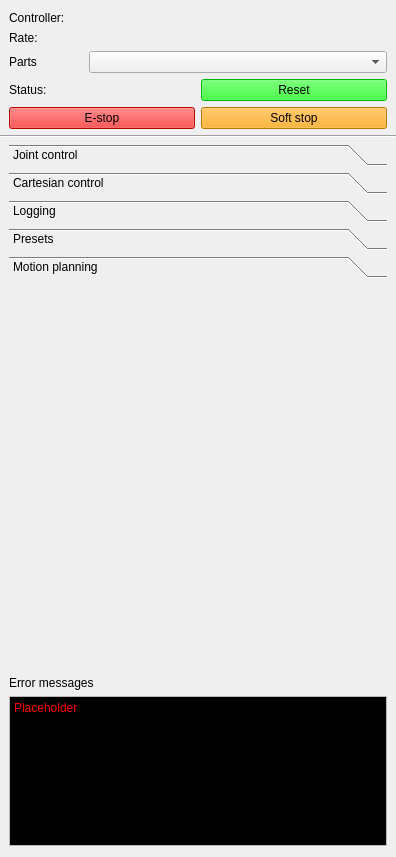
First picture: the form in Python/klampt/data/klampt_control.ui, repository krishauser/Klampt, before the edit.
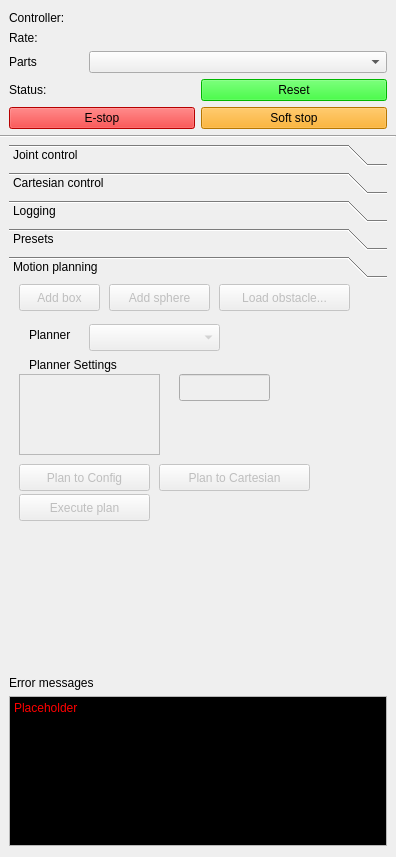
Second picture: the form after the edit. The open tabs and pages were chosen to show the change. Icons and pictures are not drawn.

Commit message: Fixed bug with uninitialized emulator -- now raises ValueErorr rather than silently returning list of None

```diff
--- a/Python/klampt/data/klampt_control.ui
+++ b/Python/klampt/data/klampt_control.ui
@@ -936,6 +936,170 @@
         <attribute name="label">
          <string>Motion planning</string>
         </attribute>
+        <widget class="QPushButton" name="addBoxButton">
+         <property name="enabled">
+          <bool>false</bool>
+         </property>
+         <property name="geometry">
+          <rect>
+           <x>10</x>
+           <y>0</y>
+           <width>81</width>
+           <height>27</height>
+          </rect>
+         </property>
+         <property name="text">
+          <string>Add box</string>
+         </property>
+        </widget>
+        <widget class="QPushButton" name="addSphereButton">
+         <property name="enabled">
+          <bool>false</bool>
+         </property>
+         <property name="geometry">
+          <rect>
+           <x>100</x>
+           <y>0</y>
+           <width>101</width>
+           <height>27</height>
+          </rect>
+         </property>
+         <property name="text">
+          <string>Add sphere</string>
+         </property>
+        </widget>
+        <widget class="QPushButton" name="planToButton">
+         <property name="enabled">
+          <bool>false</bool>
+         </property>
+         <property name="geometry">
+          <rect>
+           <x>10</x>
+           <y>180</y>
+           <width>131</width>
+           <height>27</height>
+          </rect>
+         </property>
+         <property name="text">
+          <string>Plan to Config</string>
+         </property>
+        </widget>
+        <widget class="QPushButton" name="executePlanButton">
+         <property name="enabled">
+          <bool>false</bool>
+         </property>
+         <property name="geometry">
+          <rect>
+           <x>10</x>
+           <y>210</y>
+           <width>131</width>
+           <height>27</height>
+          </rect>
+         </property>
+         <property name="text">
+          <string>Execute plan</string>
+         </property>
+         <property name="icon">
+          <iconset theme="media-playback-start"/>
+         </property>
+        </widget>
+        <widget class="QPushButton" name="planToCartesianButton">
+         <property name="enabled">
+          <bool>false</bool>
+         </property>
+         <property name="geometry">
+          <rect>
+           <x>150</x>
+           <y>180</y>
+           <width>151</width>
+           <height>27</height>
+          </rect>
+         </property>
+         <property name="text">
+          <string>Plan to Cartesian</string>
+         </property>
+        </widget>
+        <widget class="QPushButton" name="loadObstacleButton">
+         <property name="enabled">
+          <bool>false</bool>
+         </property>
+         <property name="geometry">
+          <rect>
+           <x>210</x>
+           <y>0</y>
+           <width>131</width>
+           <height>27</height>
+          </rect>
+         </property>
+         <property name="text">
+          <string>Load obstacle...</string>
+         </property>
+        </widget>
+        <widget class="QComboBox" name="plannerComboBox">
+         <property name="enabled">
+          <bool>false</bool>
+         </property>
+         <property name="geometry">
+          <rect>
+           <x>80</x>
+           <y>40</y>
+           <width>131</width>
+           <height>27</height>
+          </rect>
+         </property>
+        </widget>
+        <widget class="QLabel" name="label_2">
+         <property name="geometry">
+          <rect>
+           <x>20</x>
+           <y>40</y>
+           <width>71</width>
+           <height>21</height>
+          </rect>
+         </property>
+         <property name="text">
+          <string>Planner</string>
+         </property>
+        </widget>
+        <widget class="QListWidget" name="plannerSettingsList">
+         <property name="enabled">
+          <bool>false</bool>
+         </property>
+         <property name="geometry">
+          <rect>
+           <x>10</x>
+           <y>90</y>
+           <width>141</width>
+           <height>81</height>
+          </rect>
+         </property>
+        </widget>
+        <widget class="QLabel" name="label_3">
+         <property name="geometry">
+          <rect>
+           <x>20</x>
+           <y>70</y>
+           <width>141</width>
+           <height>21</height>
+          </rect>
+         </property>
+         <property name="text">
+          <string>Planner Settings</string>
+         </property>
+        </widget>
+        <widget class="QLineEdit" name="plannerSettingEdit">
+         <property name="enabled">
+          <bool>false</bool>
+         </property>
+         <property name="geometry">
+          <rect>
+           <x>170</x>
+           <y>90</y>
+           <width>91</width>
+           <height>27</height>
+          </rect>
+         </property>
+        </widget>
        </widget>
       </widget>
      </item>
```
Left out of the diff: 64 changed lines with no effect on the pictures. The commit also changes 2 other files.
